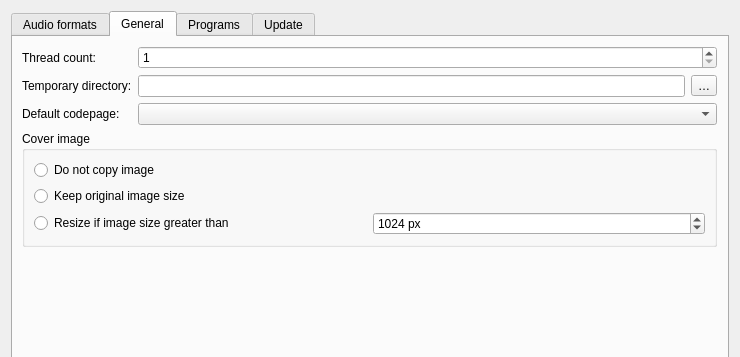
Qt form gui/configdialog/configdialog.ui (flacon/flacon) before a commit; both pictures show x 0 to 740 and y 0 to 357 of the 740 by 638 pixel window.
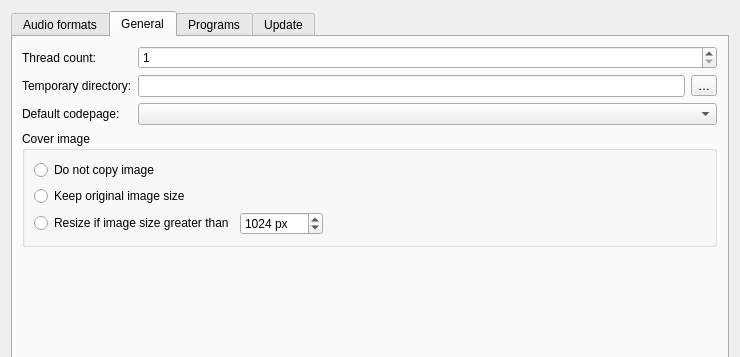
The same form after that commit. The open tabs and pages were chosen to show the change. Custom widgets are drawn as their Qt base class.

Commit message: Visual polishing of the config dialog.

```diff
--- a/gui/configdialog/configdialog.ui
+++ b/gui/configdialog/configdialog.ui
@@ -10,6 +10,12 @@
     <height>638</height>
    </rect>
   </property>
+  <property name="sizePolicy">
+   <sizepolicy hsizetype="Fixed" vsizetype="Preferred">
+    <horstretch>0</horstretch>
+    <verstretch>0</verstretch>
+   </sizepolicy>
+  </property>
   <property name="windowTitle">
    <string>Preferences</string>
   </property>
@@ -19,7 +25,7 @@
      <item>
       <widget class="QTabWidget" name="pages">
        <property name="sizePolicy">
-        <sizepolicy hsizetype="Expanding" vsizetype="Preferred">
+        <sizepolicy hsizetype="MinimumExpanding" vsizetype="Preferred">
          <horstretch>1</horstretch>
          <verstretch>0</verstretch>
         </sizepolicy>
@@ -227,6 +233,9 @@
            <property name="title">
             <string>Cover image</string>
            </property>
+           <property name="flat">
+            <bool>true</bool>
+           </property>
            <property name="checkable">
             <bool>false</bool>
            </property>
@@ -235,21 +244,7 @@
              <enum>QLayout::SetMinimumSize</enum>
             </property>
             <item>
-             <layout class="QGridLayout" name="gridLayout_2">
-              <item row="0" column="0" colspan="2">
-               <widget class="QRadioButton" name="coverDisableButton">
-                <property name="text">
-                 <string>Do not copy image</string>
-                </property>
-               </widget>
-              </item>
-              <item row="1" column="0" colspan="2">
-               <widget class="QRadioButton" name="coverKeepSizeButton">
-                <property name="text">
-                 <string>Keep original image size</string>
-                </property>
-               </widget>
-              </item>
+             <layout class="QGridLayout" name="coverImageLayout">
               <item row="2" column="0">
                <widget class="QRadioButton" name="coverScaleButton">
                 <property name="text">
@@ -279,6 +274,33 @@
                 </property>
                </widget>
               </item>
+              <item row="0" column="0" colspan="2">
+               <widget class="QRadioButton" name="coverDisableButton">
+                <property name="text">
+                 <string>Do not copy image</string>
+                </property>
+               </widget>
+              </item>
+              <item row="1" column="0" colspan="2">
+               <widget class="QRadioButton" name="coverKeepSizeButton">
+                <property name="text">
+                 <string>Keep original image size</string>
+                </property>
+               </widget>
+              </item>
+              <item row="2" column="2">
+               <spacer name="horizontalSpacer_4">
+                <property name="orientation">
+                 <enum>Qt::Horizontal</enum>
+                </property>
+                <property name="sizeHint" stdset="0">
+                 <size>
+                  <width>40</width>
+                  <height>20</height>
+                 </size>
+                </property>
+               </spacer>
+              </item>
              </layout>
             </item>
            </layout>
```
Left out of the diff: 35 changed lines with no effect on the pictures. The commit also changes 4 other files.
